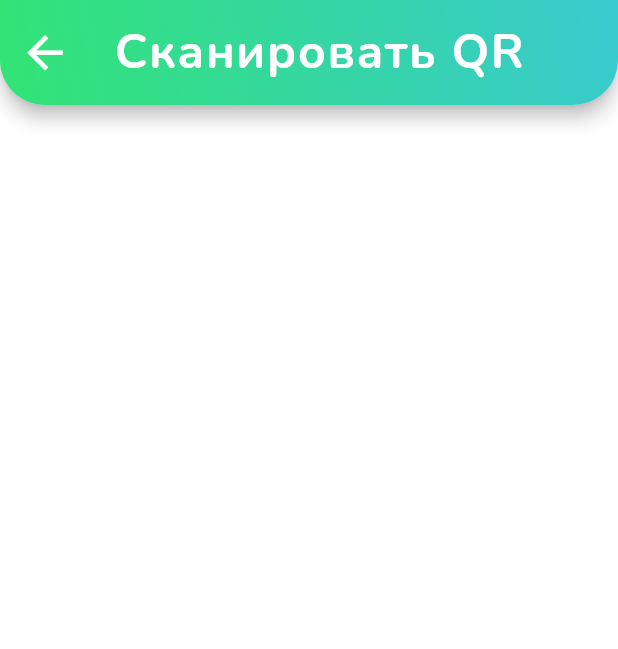
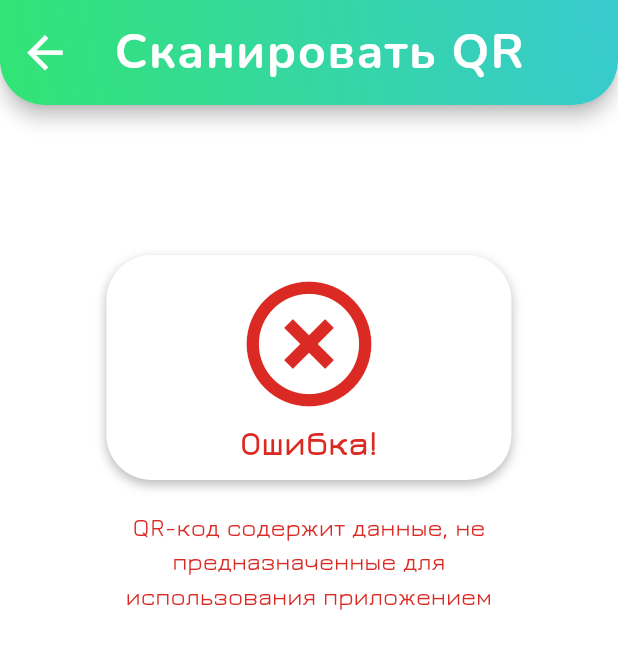
Before and after one commit to Proman2702/mppo_app, a Flutter app: the ScannerPage screen opened by its route, on a phone screen of 412 x 824 dp. Shown: the top 649 px of the screen. Run offline on Flutter 3.47's test engine with Material 3 defaults, Android fonts, the light colour scheme and no system bars; our stand-ins replace cloud_firestore, firebase_auth, firebase_core, qr_flutter, simple_gradient_text; missing offline and left inert: external_path, mobile_scanner; accounts and stored records are empty.

Commit message:
working on qr info displaying

```diff
--- a/lib/features/scanner/generator_page.dart
+++ b/lib/features/scanner/generator_page.dart
@@ -678,7 +678,9 @@ class _GeneratorPageState extends State<GeneratorPage> {
                         numOption
                       ].every((element) => element != null)) {
                         if (DateTime.parse(formatDate(createdTime!))
-                            .isBefore(DateTime.parse(formatDate(expiredTime!)))) {
+                                .isBefore(DateTime.parse(formatDate(expiredTime!))) &&
+                            DateTime.tryParse(formatDate(createdTime!)) != null &&
+                            DateTime.tryParse(formatDate(expiredTime!)) != null) {
                           qrMap['productType'] = productType;
                           qrMap['productName'] = productName;
                           qrMap['createdTime'] = createdTime;
--- a/lib/features/scanner/scanner_page.dart
+++ b/lib/features/scanner/scanner_page.dart
@@ -110,13 +110,45 @@ class _ScannerPageState extends State<ScannerPage> {
                     letterSpacing: 1)),
           )),
       body: SingleChildScrollView(
-        child: Center(
-          child: Column(
-            mainAxisAlignment: MainAxisAlignment.center,
-            crossAxisAlignment: CrossAxisAlignment.center,
-            children: [Text(qrValue ?? '', textAlign: TextAlign.center)],
-          ),
-        ),
+        child: qrValue != null
+            ? Column(
+                mainAxisAlignment: MainAxisAlignment.start,
+                crossAxisAlignment: CrossAxisAlignment.center,
+                children: [Text(qrValue!, textAlign: TextAlign.center)],
+              )
+            : Center(
+                child: Column(
+                  children: [
+                    SizedBox(height: 100),
+                    Container(
+                      width: 270,
+                      height: 150,
+                      decoration: BoxDecoration(
+                          color: Colors.white,
+                          borderRadius: BorderRadius.circular(30),
+                          boxShadow: [BoxShadow(color: Colors.black26, offset: Offset(0, 3), blurRadius: 5)]),
+                      child: Column(
+                        mainAxisAlignment: MainAxisAlignment.center,
+                        children: [
+                          Icon(Icons.highlight_remove, size: 100, color: Color(CustomColors.delete)),
+                          Text('Ошибка!',
+                              style: TextStyle(
+                                  color: Color(CustomColors.delete), fontSize: 22, fontWeight: FontWeight.bold)),
+                        ],
+                      ),
+                    ),
+                    SizedBox(height: 20),
+                    SizedBox(
+                        width: 250,
+                        child: Text(
+                          'QR-код содержит данные, не предназначенные для использования приложением',
+                          textAlign: TextAlign.center,
+                          style:
+                              TextStyle(fontSize: 16, color: Color(CustomColors.delete), fontWeight: FontWeight.w500),
+                        ))
+                  ],
+                ),
+              ),
       ),
     );
   }
```
